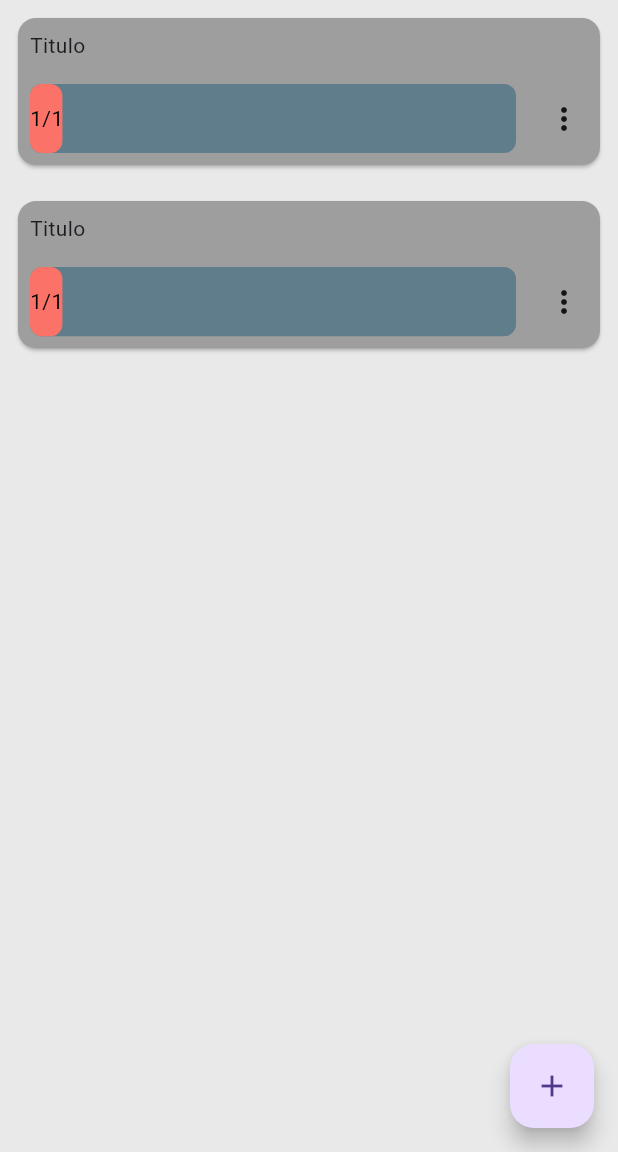
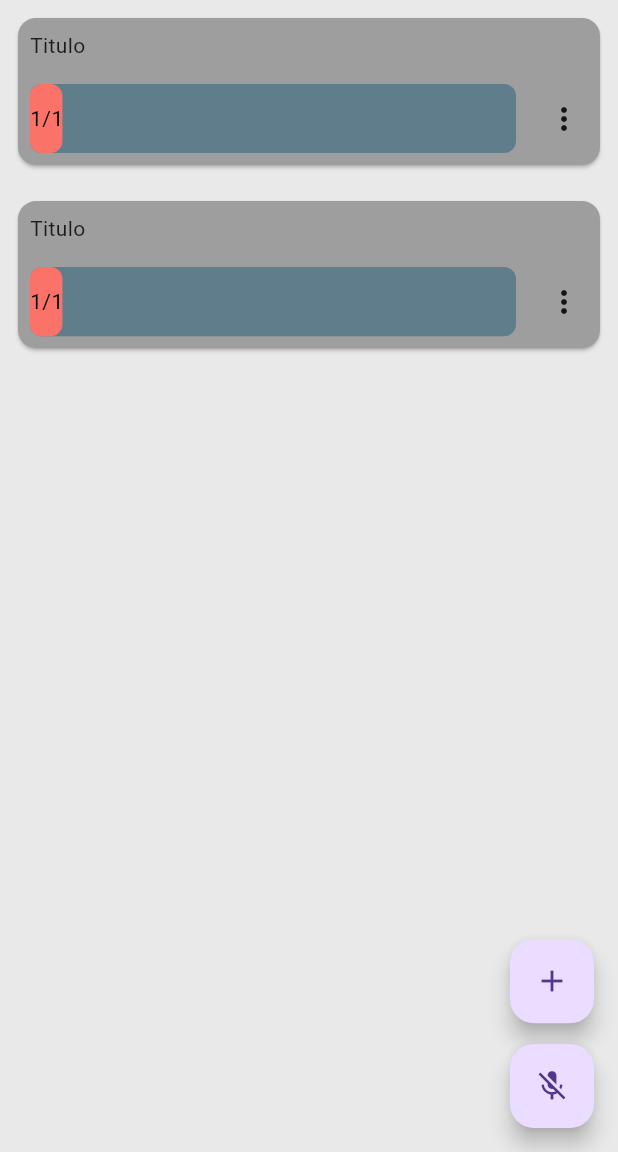
Before and after one commit to daniel54841/Asistente_Flutter, a Flutter app: the HomeView screen opened by its route, on a phone screen of 412 x 824 dp, the part 84-1236 px from its top. Run offline on Flutter 3.47's test engine with Material 3 defaults, Android fonts, the phone set to English and light mode, and no system bars; drawn by our look-alikes of flutter_animation_progress_bar; our stand-ins replace firebase_auth, firebase_core, get, lottie, shared_preferences, speech_to_text; missing offline and left inert: text_to_speech; accounts and stored records are empty.

Commit message:
Floating Micro action en home y en contactos
Funcional

```diff
--- a/lib/views/home/home_view.dart
+++ b/lib/views/home/home_view.dart
@@ -1,12 +1,27 @@
 import 'package:flutter/material.dart';
+import 'package:get/get.dart';
 import 'package:reproductor_ia/utils/constants/home_constants.dart';
+import 'package:reproductor_ia/widgets/floatingbutton/voice_floating_button.dart';
 import 'package:reproductor_ia/widgets/item_list_views/buy_item.dart';
 
+import '../../controllers/voice_controller.dart';
 import '../../utils/responsive.dart';
 import '../../widgets/drawer/drawer_menu.dart';
 
-class HomeView extends StatelessWidget {
-  const HomeView({super.key});
+class HomeView extends StatefulWidget {
+  HomeView({super.key});
+
+  @override
+  State<HomeView> createState() => _HomeViewState();
+}
+
+class _HomeViewState extends State<HomeView> {
+  final VoiceController _voiceCtrl = Get.find<VoiceController>();
+  @override
+  void initState() {
+    _voiceCtrl.initSpeech();
+    super.initState();
+  }
 
   @override
   Widget build(BuildContext context) {
@@ -35,12 +50,21 @@ class HomeView extends StatelessWidget {
             )
           ],
         ),
-      floatingActionButton: FloatingActionButton(
+        floatingActionButton: Column(
+          crossAxisAlignment: CrossAxisAlignment.end,
+          mainAxisAlignment: MainAxisAlignment.end,
+          children: [
+            FloatingActionButton(
               onPressed: () {},
               child: const Icon(
                 Icons.add,
               ),
             ),
-    );
+            SizedBox(
+              height: responsive.dp(1.5),
+            ),
+            const VoiceFloatingButton()
+          ],
+        ));
   }
 }
--- /dev/null
+++ b/lib/widgets/floatingbutton/voice_floating_button.dart
@@ -0,0 +1,22 @@
+import 'package:flutter/material.dart';
+import 'package:get/get.dart';
+import 'package:reproductor_ia/controllers/voice_controller.dart';
+
+class VoiceFloatingButton extends StatelessWidget {
+  const VoiceFloatingButton({Key? key}) : super(key: key);
+
+  @override
+  Widget build(BuildContext context) {
+    return GetBuilder(
+      builder: (VoiceController voice) {
+        return FloatingActionButton(
+          onPressed:
+              // If not yet listening for speech start, otherwise stop
+              voice.speechToText.isNotListening ? voice.startListening : voice.stopListening,
+          tooltip: 'Listen',
+          child: Icon(voice.speechToText.isNotListening ? Icons.mic_off : Icons.mic),
+        );
+      },
+    );
+  }
+}
```
Also changed, not shown: lib/views/contact/contact_view.dart (+11 -46 lines). Lines whose indentation alone changed are shown as unchanged.
